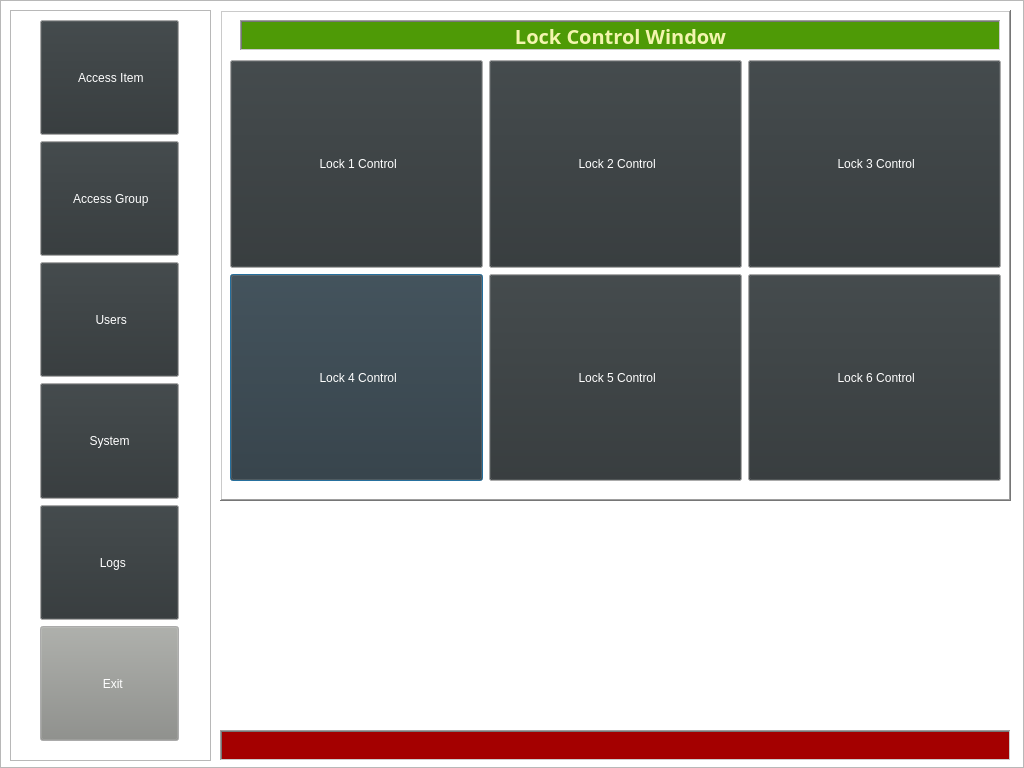
Above: lock_screen.ui from swodaemkram/aces before the change. Below: the same form after it.
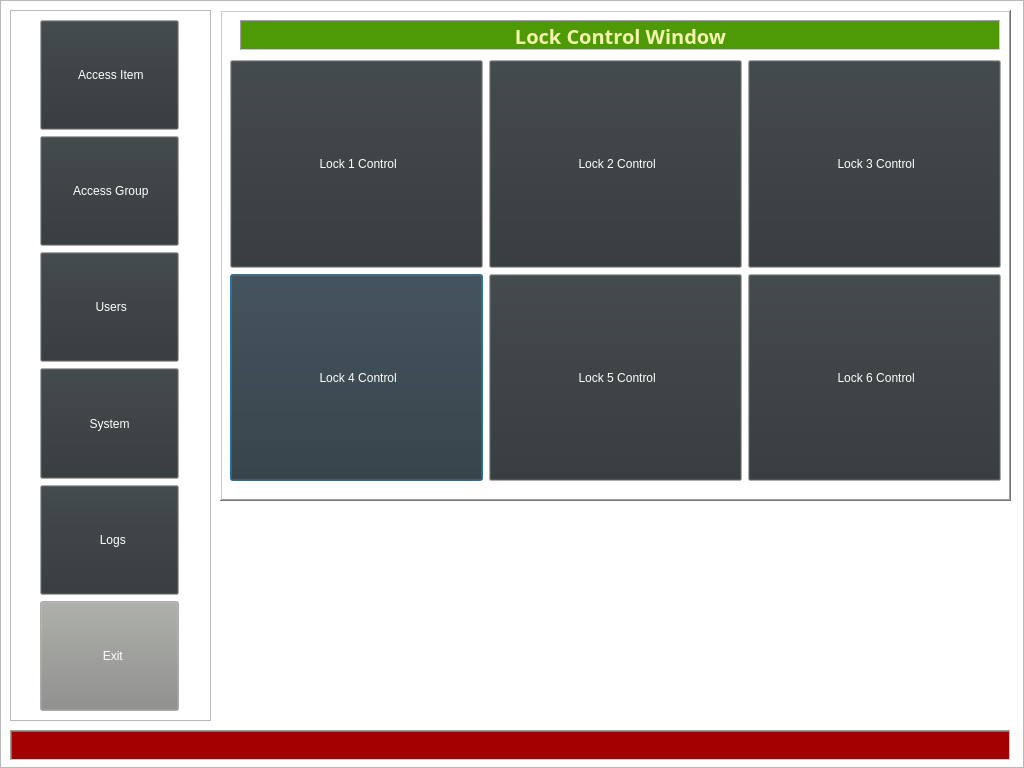
That is the form after the change. Icons and pictures are not drawn.

```diff
--- a/lock_screen.ui
+++ b/lock_screen.ui
@@ -767,7 +767,7 @@
      <x>10</x>
      <y>10</y>
      <width>201</width>
-     <height>751</height>
+     <height>711</height>
     </rect>
    </property>
    <property name="frameShape">
@@ -782,7 +782,7 @@
       <x>30</x>
       <y>10</y>
       <width>139</width>
-      <height>721</height>
+      <height>691</height>
      </rect>
     </property>
     <layout class="QVBoxLayout" name="verticalLayout">
@@ -1341,9 +1341,9 @@
   <widget class="QLabel" name="label_2">
    <property name="geometry">
     <rect>
-     <x>220</x>
+     <x>10</x>
      <y>730</y>
-     <width>791</width>
+     <width>1001</width>
      <height>31</height>
     </rect>
    </property>
```
